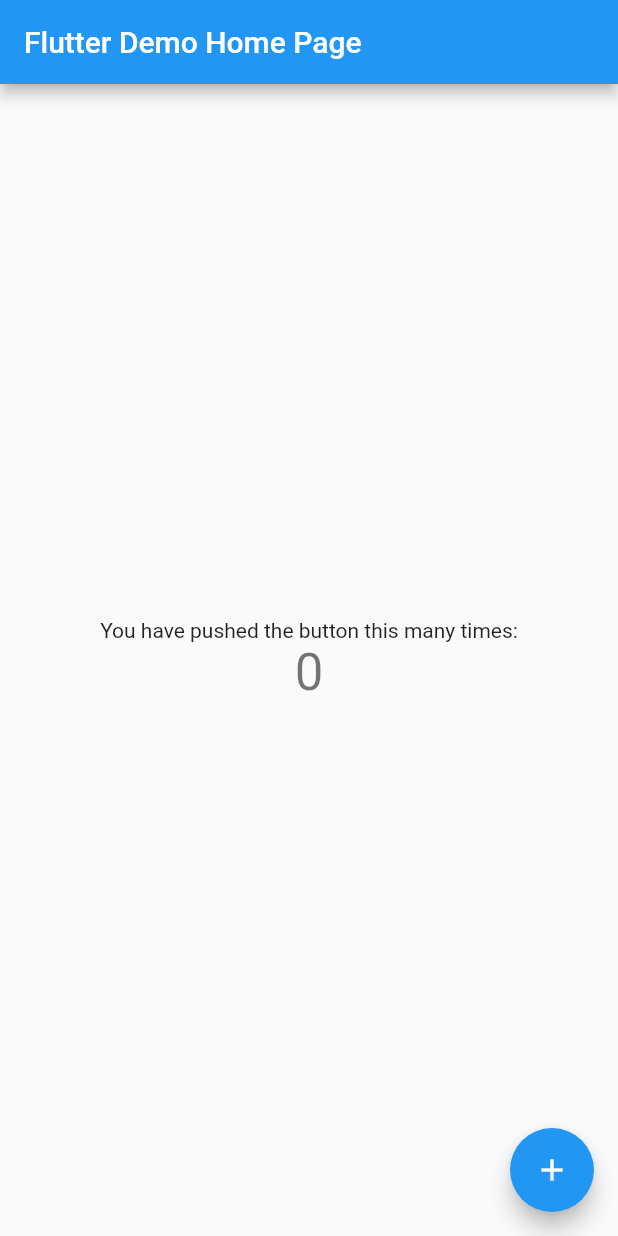
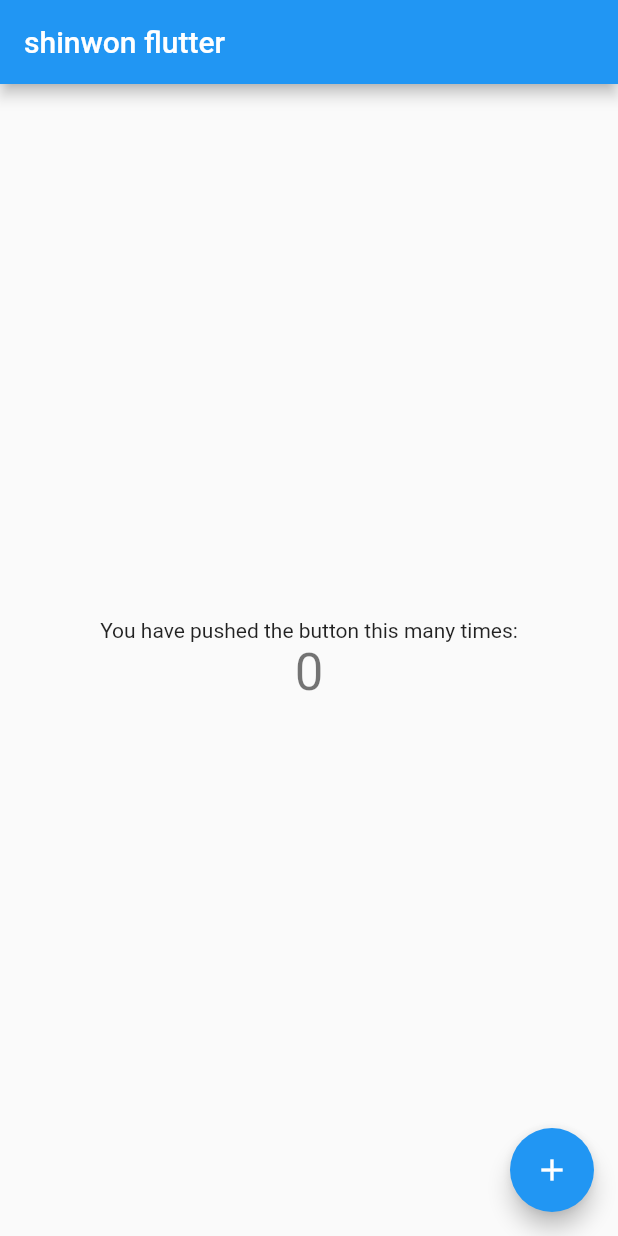
Before and after one commit to Seo-Yegyeong/FireProject, a Flutter app: the screen it shows after launch, on a phone screen of 412 x 824 dp. Run offline on Flutter 3.47's test engine with Material 2 defaults, Android fonts, the phone set to English and light mode, and no system bars.

```diff
--- a/lib/main.dart
+++ b/lib/main.dart
@@ -24,7 +24,7 @@ class MyApp extends StatelessWidget {
         // is not restarted.
         primarySwatch: Colors.blue,
       ),
-      home: const MyHomePage(title: 'Flutter Demo Home Page'),
+      home: const MyHomePage(title: 'shinwon flutter'),
     );
   }
 }
```
